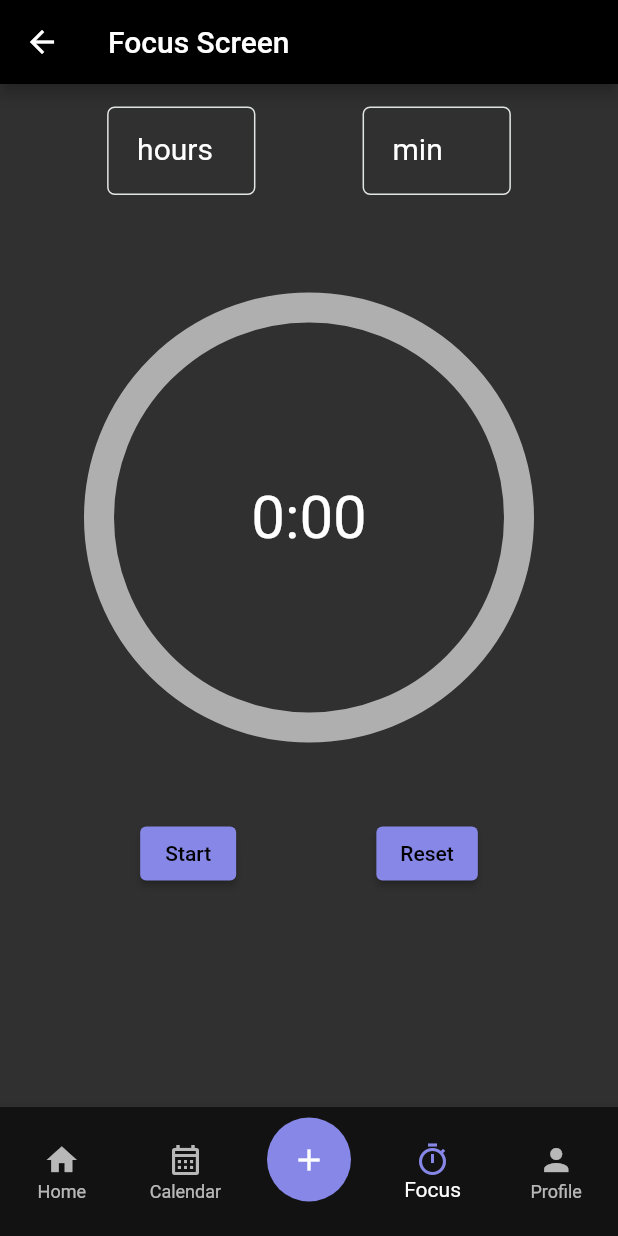
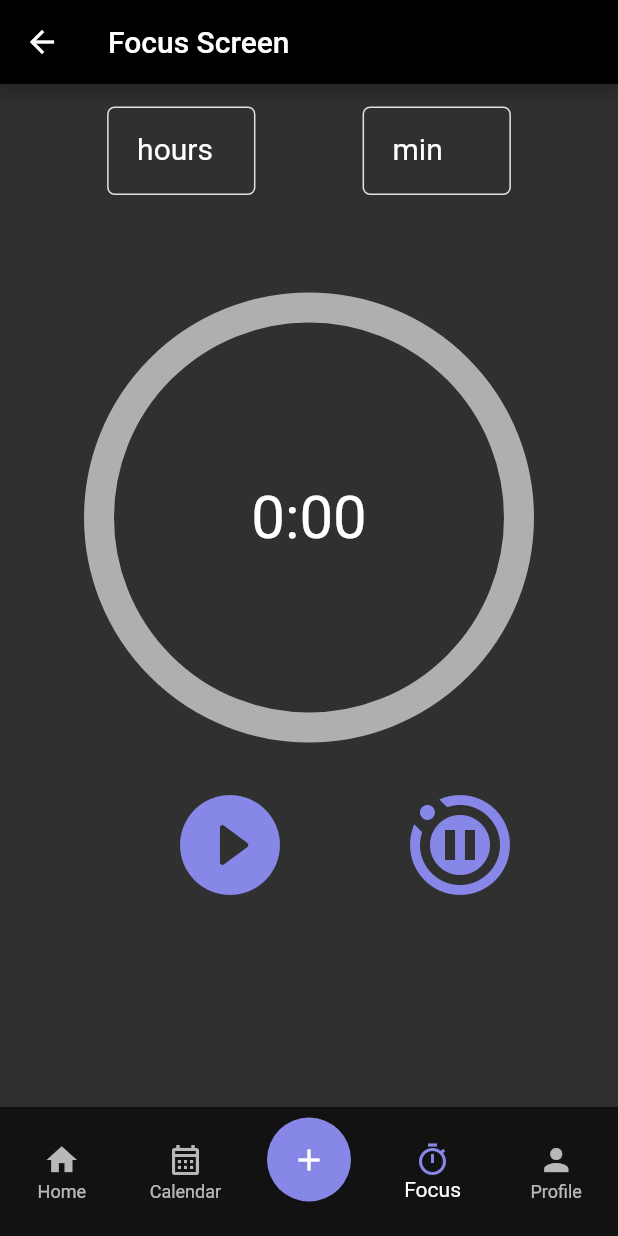
Before and after one commit to hashanranasinghe/ToDo-App, a Flutter app: the screen it shows once a user with an empty profile is signed in, item 4 of the bottom bar chosen, on a phone screen of 412 x 824 dp. Run offline on Flutter 3.47's test engine with Material 2 defaults, Android fonts, the phone set to English and light mode, and no system bars; drawn by our look-alikes of percent_indicator; our stand-ins replace cloud_firestore, firebase_auth, firebase_core, firebase_database, fl_chart, fluttertoast and 2 more; missing offline and left inert: flutter_clean_calendar, installed_apps, usage_stats; accounts and stored records are empty.

Commit message:
resume,reset

```diff
--- a/lib/screens/focus/focus_screen.dart
+++ b/lib/screens/focus/focus_screen.dart
@@ -4,7 +4,6 @@ import 'package:percent_indicator/circular_percent_indicator.dart';
 import 'package:shared_preferences/shared_preferences.dart';
 import 'package:todo_app/utils/constraints.dart';
 import 'package:todo_app/widgets/text_field.dart';
-
 
 class FocusScreen extends StatefulWidget {
   const FocusScreen({super.key});
@@ -18,18 +17,30 @@ class _FocusScreenState extends State<FocusScreen> {
   int _totalSeconds = 0;
   int _secondsRemaining = 0;
   bool _isPaused = true;
+  bool _isStopped = false;
   Timer? _timer;
-  DateTime date= DateTime.now();
+  DateTime date = DateTime.now();
   TextEditingController hourController = TextEditingController();
   TextEditingController minController = TextEditingController();
   final GlobalKey<ScaffoldState> _scaffoldKey = GlobalKey<ScaffoldState>();
 
-  void _startTimer() {
+  _startTimer() async {
+    SharedPreferences prefs = await SharedPreferences.getInstance();
     setState(() {
+      if (_secondsRemaining == 0) {
         _totalSeconds = _hours + _min;
         date = date.add(Duration(seconds: _totalSeconds));
         _isPaused = false;
+        print(date);
         _secondsRemaining = _totalSeconds;
+      } else {
+        _isStopped = false;
+        prefs.setBool("_isStopped", _isStopped);
+        date = DateTime.now().add(Duration(seconds: _secondsRemaining));
+        prefs.setString('finishTime', date.toIso8601String());
+        print(date);
+        _isPaused = false;
+      }
     });
 
     _timer = Timer.periodic(Duration(seconds: 1), (timer) {
@@ -45,9 +56,14 @@ class _FocusScreenState extends State<FocusScreen> {
     });
   }
 
-  void _pauseTimer() {
+  void _pauseTimer() async {
+    SharedPreferences prefs = await SharedPreferences.getInstance();
+
     setState(() {
       _isPaused = true;
+      _isStopped = true;
+      prefs.setBool("_isStopped", _isStopped);
+      prefs.setInt('remainingSeconds', _secondsRemaining);
       _timer?.cancel();
     });
   }
@@ -66,26 +82,47 @@ class _FocusScreenState extends State<FocusScreen> {
   @override
   void initState() {
     super.initState();
-    _loadTotalSeconds();
+    _loadTotalSeconds().then((value) {
+      if (value == false) {
         _startTimer();
       }
+    });
+  }
 
-  void _loadTotalSeconds() async {
+  Future<bool> _loadTotalSeconds() async {
     SharedPreferences prefs = await SharedPreferences.getInstance();
     if (prefs.get('remainingSeconds').toString() != "null") {
       String? dateTimeString = prefs.getString('finishTime');
       setState(() {
-        date =DateTime.parse(dateTimeString!);
-        _secondsRemaining = date.difference(DateTime.now()).inSeconds;
+        _isStopped = prefs.getBool("_isStopped")!;
+        date = DateTime.parse(dateTimeString!);
+        if (_isStopped == false) {
+          _secondsRemaining = date
+              .difference(DateTime.now())
+              .inSeconds; //date.difference(DateTime.now()).inSeconds
+        } else {
+          _secondsRemaining =
+              int.parse(prefs.get('remainingSeconds').toString());
+        }
+
         _totalSeconds = int.parse(prefs.get('totalSeconds').toString());
       });
+      print(_isStopped);
       int time = int.parse(prefs.get('remainingSeconds').toString());
       print(time);
     }
+    return _isStopped;
+  }
+
+  @override
+  void dispose() {
+    _timer?.cancel();
+    super.dispose();
   }
 
   void _saveTotalSeconds(secondsRemaining) async {
     SharedPreferences prefs = await SharedPreferences.getInstance();
+    prefs.setBool("_isStopped", _isStopped);
     prefs.setInt('remainingSeconds', secondsRemaining);
     prefs.setInt("totalSeconds", _totalSeconds);
     prefs.setString('finishTime', date.toIso8601String());
@@ -103,7 +140,6 @@ class _FocusScreenState extends State<FocusScreen> {
       body: SingleChildScrollView(
         child: Column(
           mainAxisAlignment: MainAxisAlignment.center,
-          crossAxisAlignment: CrossAxisAlignment.center,
           children: [
             Row(
               mainAxisAlignment: MainAxisAlignment.spaceEvenly,
@@ -152,18 +188,32 @@ class _FocusScreenState extends State<FocusScreen> {
               ),
               progressColor: kPrimaryButtonColor,
             ),
-            SizedBox(height: 50),
+            SizedBox(
+              height: 20,
+            ),
             Row(
               mainAxisAlignment: MainAxisAlignment.spaceEvenly,
               children: [
-                ElevatedButton(
+                IconButton(
                     onPressed: _isPaused ? _startTimer : _pauseTimer,
-                  child: Text(_isPaused ? "Start" : "Pause"),
-                ),
-                ElevatedButton(
+                    icon: _isPaused
+                        ? const Icon(
+                            Icons.play_circle_fill_rounded,
+                            color: kPrimaryButtonColor,
+                            size: 80,
+                          )
+                        : const Icon(
+                            Icons.pause_circle_outline_rounded,
+                            color: kPrimaryButtonColor,
+                            size: 80,
+                          )),
+                IconButton(
                     onPressed: _resetTimer,
-                  child: Text("Reset"),
-                ),
+                    icon: Icon(
+                      Icons.motion_photos_pause,
+                      color: kPrimaryButtonColor,
+                      size: 80,
+                    )),
               ],
             ),
             SizedBox(height: 50),
```
Lines whose indentation alone changed are shown as unchanged.
